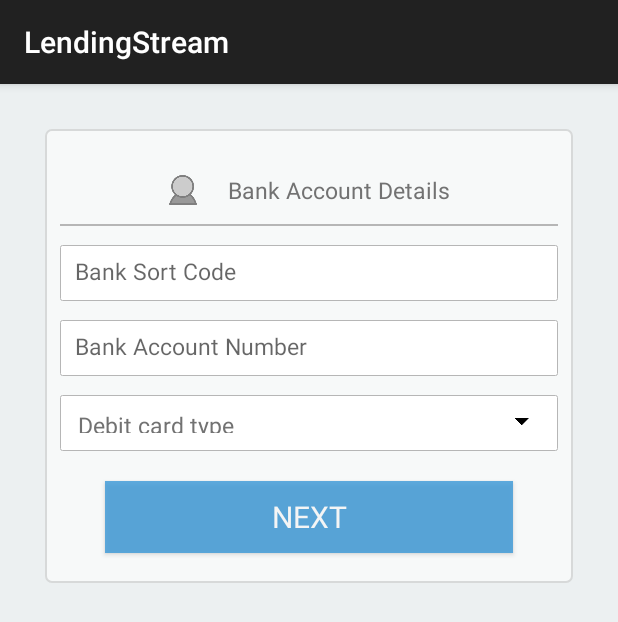
After one commit to prakashselvam/AndroidHackathonGA, an Android app: the fragment PhaseSixFragment shown on its own in the app's theme, on a phone screen of 412 x 824 dp. The commit adds this screen. Shown: the top 622 px of the screen. Run offline under Robolectric (Android 15) with nearby library versions, the phone set to English and light mode, and no system bars; 1 statement that could not run was skipped.

Commit message:
+ implemented application phase six

```diff
--- a/app/src/main/java/com/global/analytics/firstsampleapp/PhaseFiveFragment.java
+++ b/app/src/main/java/com/global/analytics/firstsampleapp/PhaseFiveFragment.java
@@ -140,7 +140,7 @@
         Bills.attachDataSource(dataset3);
 
         NiceSpinner Transportation = (NiceSpinner) v.findViewById(R.id.Transportation);
-        List<String> dataset4 = new LinkedList<>(Arrays.asList("Transportation", "£ 1-50", "£ 51-100",
+        List<String> dataset4 = new LinkedList<>(Arrays.asList("Transport", "£ 1-50", "£ 51-100",
                 "£ 101-150", "£ 151-200", "£ 201-250", "£ 251-300", "£ 301-350", "£ 351-400",
                 "£ 401-450", "£ 451-500"));
         Transportation.attachDataSource(dataset4);
--- /dev/null
+++ b/app/src/main/java/com/global/analytics/firstsampleapp/PhaseSixFragment.java
@@ -0,0 +1,53 @@
+package com.global.analytics.firstsampleapp;
+
+import android.os.Bundle;
+import android.support.v4.app.Fragment;
+import android.view.LayoutInflater;
+import android.view.View;
+import android.view.ViewGroup;
+
+import java.util.Arrays;
+import java.util.LinkedList;
+import java.util.List;
+
+/**
+ * Created by Prakash on 17/10/15.
+ */
+public class PhaseSixFragment  extends Fragment {
+
+    int mCurrentPage;
+
+    @Override
+    public void onCreate(Bundle savedInstanceState) {
+        super.onCreate(savedInstanceState);
+
+        /** Getting the arguments to the Bundle object */
+        Bundle data = getArguments();
+
+        /** Getting integer data of the key current_page from the bundle */
+        mCurrentPage = data.getInt("current_page", 0);
+
+    }
+
+    @Override
+    public View onCreateView(LayoutInflater inflater, ViewGroup container, Bundle savedInstanceState) {
+
+        View v = inflater.inflate(R.layout.content_phase_six, container,false);
+
+        NiceSpinner Debitcardtype  = (NiceSpinner) v.findViewById(R.id.Debitcardtype);
+        List<String> dataset = new LinkedList<>(Arrays.asList("Debit card type",
+                "VISA Debit", "MASTER Debit"));
+        Debitcardtype.attachDataSource(dataset);
+
+
+        if (mCurrentPage == 1) {
+
+        }else if (mCurrentPage == 2) {
+
+        }else if (mCurrentPage == 3) {
+
+        }
+        return v;
+    }
+
+}
--- /dev/null
+++ b/app/src/main/res/layout/content_phase_six.xml
@@ -0,0 +1,112 @@
+<LinearLayout
+    xmlns:android="http://schemas.android.com/apk/res/android"
+    xmlns:tools="http://schemas.android.com/tools"
+    android:id="@+id/bSearch2"
+    android:layout_width="fill_parent"
+    android:layout_height="fill_parent"
+    android:background="#ecf0f1"
+    android:clickable="false"
+    android:padding="30dp"
+    android:orientation="vertical"
+    android:gravity="top|center"
+    android:layout_gravity="center">
+
+
+    <LinearLayout
+        xmlns:android="http://schemas.android.com/apk/res/android"
+        xmlns:tools="http://schemas.android.com/tools"
+        android:id="@+id/layout2"
+        android:layout_width="match_parent"
+        android:padding="10dp"
+        android:layout_height="wrap_content"
+        android:orientation="vertical"
+        android:layout_gravity="center"
+        android:background="@drawable/border">
+
+        <LinearLayout
+            android:layout_width="match_parent"
+            android:layout_height="wrap_content"
+            android:orientation="horizontal"
+            android:gravity="center"
+            android:layout_gravity="center"
+            android:paddingBottom="10dp"
+            android:paddingTop="20dp"
+            >
+            <ImageView
+                android:layout_width="20dp"
+                android:layout_height="20dp"
+                android:gravity="center"
+                android:src="@drawable/avatar"/>
+            <TextView
+                android:layout_width="wrap_content"
+                android:layout_height="wrap_content"
+                android:layout_marginLeft="20dp"
+                android:fontFamily="sans-serif"
+                android:textSize="15dp"
+                android:textColor="@color/dark_grey"
+                android:text="Bank Account Details"/>
+        </LinearLayout>
+        <LinearLayout
+            android:layout_width="match_parent"
+            android:layout_height="1dp"
+            android:background="@color/light_grey"
+            android:layout_marginTop="2dp"
+            android:layout_marginBottom="10dp">
+        </LinearLayout>
+
+        <EditText
+            android:id="@+id/BankSortCode"
+            android:layout_width="match_parent"
+            android:layout_height="40dp"
+            android:layout_marginBottom="10dp"
+            android:background="@drawable/spinner_drawable"
+            android:hint="Bank Sort Code"
+            android:fontFamily="sans-serif"
+            android:textSize="15dp"
+            android:ellipsize="end"
+            android:singleLine="true"
+            android:textColor="@color/dark_grey"
+            android:paddingLeft="10dp"/>
+        <EditText
+            android:id="@+id/BankAccountNumber"
+            android:layout_width="match_parent"
+            android:layout_height="40dp"
+            android:layout_marginBottom="10dp"
+            android:background="@drawable/spinner_drawable"
+            android:hint="Bank Account Number"
+            android:fontFamily="sans-serif"
+            android:textSize="15dp"
+            android:ellipsize="end"
+            android:singleLine="true"
+            android:textColor="@color/dark_grey"
+            android:paddingLeft="10dp"/>
+
+        <com.global.analytics.firstsampleapp.NiceSpinner
+            android:id="@+id/Debitcardtype"
+            android:layout_width="match_parent"
+            android:layout_height="40dp"
+            android:fontFamily="sans-serif"
+            android:textSize="15dp"
+            android:textColor="@color/dark_grey"
+            android:layout_marginBottom="10dp"/>
+
+
+        <Button
+            android:layout_gravity="center"
+            style="?android:textAppearanceSmall"
+            android:layout_width="match_parent" android:layout_height="wrap_content"
+            android:layout_marginTop="10dp"
+            android:fontFamily="sans-serif"
+            android:gravity="center_vertical|center_horizontal"
+            android:textColor="#ffffff"
+            android:textSize="20sp"
+            android:height="30dp"
+            android:background="#3a99d9"
+            android:alpha="0.8"
+            android:layout_marginLeft="30dp"
+            android:layout_marginRight="30dp"
+            android:layout_marginBottom="10dp"
+            android:text= "Next"/>
+
+    </LinearLayout>
+</LinearLayout>
```
Also changed, not shown: app/src/main/java/com/global/analytics/firstsampleapp/ApplicationFragmentAdapter.java (+8 -1 lines), app/src/main/res/layout/content_phase_five.xml (+76 -14 lines).
